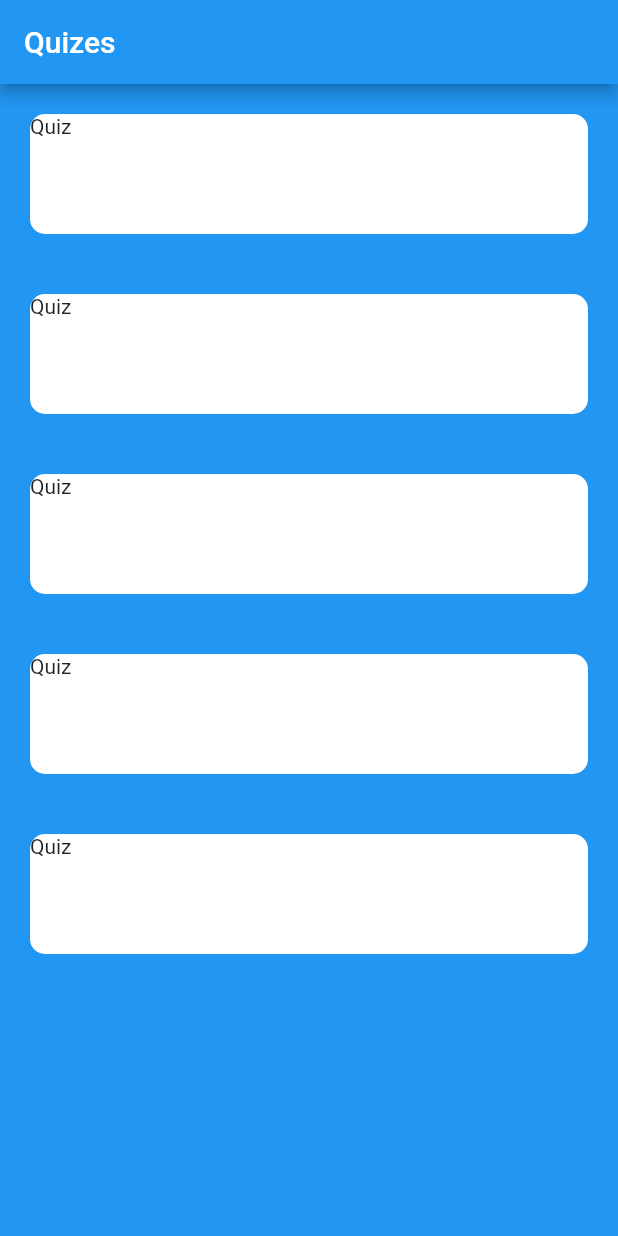
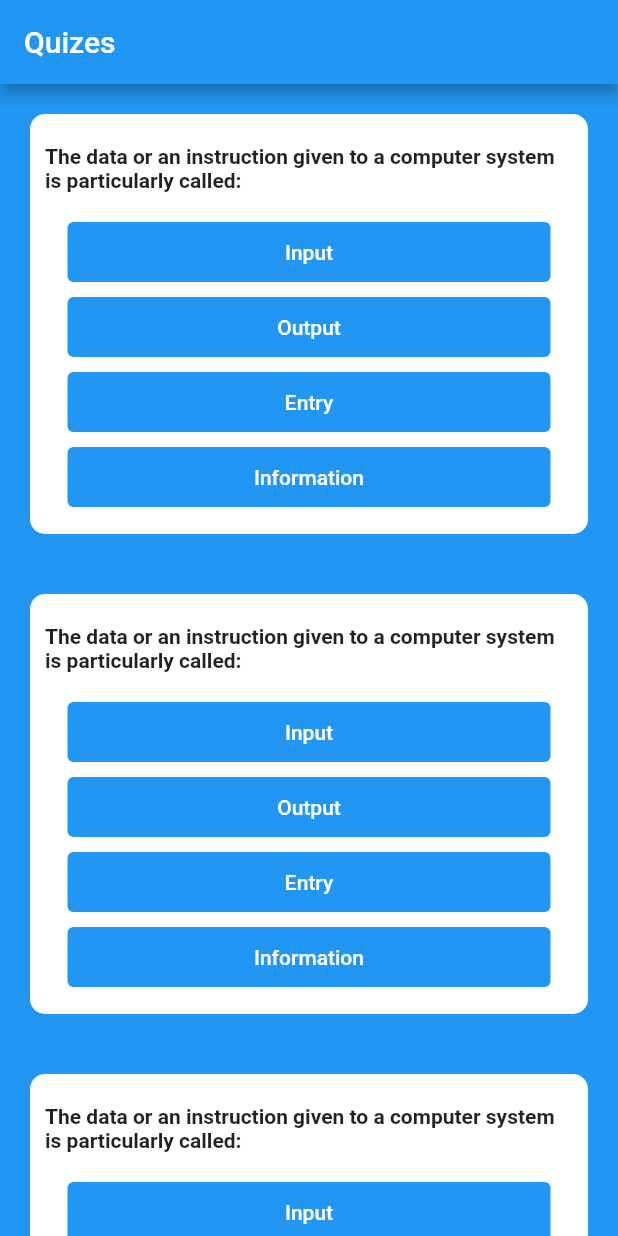
Before and after one commit to Chamidilshan/mad-hack-quiz-app, a Flutter app: the screen it shows after launch, on a phone screen of 412 x 824 dp. Run offline on Flutter 3.47's test engine with Material 2 defaults, Android fonts, the phone set to English and light mode, and no system bars.

Commit message:
added question anwsers list

```diff
--- a/lib/screens/trivia_screen.dart
+++ b/lib/screens/trivia_screen.dart
@@ -23,16 +23,120 @@ class _TraciaScreenState extends State<TraciaScreen> {
               padding: const EdgeInsets.all(20.0),
               child: Container(
                 width: double.infinity,
-                height: 80.0,
+                height: 280.0,
                 decoration: BoxDecoration(
                   borderRadius: BorderRadius.circular(10.0),
                   color: Colors.white
                 ),
-                child: Text('Quiz'),
+                child: Column(
+                  crossAxisAlignment: CrossAxisAlignment.stretch,
+                  children: [
+                    SizedBox(
+                      height: 10.0,
+                    ),
+                    Padding(
+                      padding: const EdgeInsets.all(10.0),
+                      child: Text('The data or an instruction given to a computer system is '
+                          'particularly called:',
+                          style: TextStyle(
+                            fontWeight: FontWeight.bold
+                          ),
+                      ),
+                    ),
+                    SizedBox(
+                      height: 10.0,
+                    ),
+                    Container(
+                      height: 40.0,
+                      padding: EdgeInsets.only(left: 25.0, right: 25.0),
+                      decoration: BoxDecoration(
+                        borderRadius: BorderRadius.circular(40.0),
+                      ),
+                      child: TextButton(
+                          onPressed: () {},
+                        style: TextButton.styleFrom(
+                          backgroundColor: Colors.blue,
+                        ),
+                          child: Text('Input',
+                            style: TextStyle(
+                              color: Colors.white
+                            ),
+                          ),
+                      ),
+                    ),
+                    SizedBox(
+                      height: 10.0,
+                    ),
+                    Container(
+                      height: 40.0,
+                      padding: EdgeInsets.only(left: 25.0, right: 25.0),
+                      decoration: BoxDecoration(
+                        borderRadius: BorderRadius.circular(40.0),
+                      ),
+                      child: TextButton(
+                        onPressed: () {},
+                        style: TextButton.styleFrom(
+                          backgroundColor: Colors.blue,
+                        ),
+                        child: Text('Output',
+                          style: TextStyle(
+                              color: Colors.white
+                          ),
+                        ),
+                      ),
+                    ),
+                    SizedBox(
+                      height: 10.0,
+                    ),
+                    Container(
+                      height: 40.0,
+                      width: double.infinity,
+                      padding: EdgeInsets.only(left: 25.0, right: 25.0),
+                      decoration: BoxDecoration(
+                        borderRadius: BorderRadius.circular(100.0),
+                      ),
+                      child: TextButton(
+                        onPressed: () {},
+                        style: TextButton.styleFrom(
+                          backgroundColor: Colors.blue,
+                        ),
+                        child: Text('Entry',
+                          style: TextStyle(
+                              color: Colors.white
+                          ),
+                        ),
+                      ),
+                    ),
+                    SizedBox(
+                      height: 10.0,
+                    ),
+                    Container(
+                      height: 40.0,
+                      padding: EdgeInsets.only(left: 25.0, right: 25.0),
+                      decoration: BoxDecoration(
+                        borderRadius: BorderRadius.circular(40.0),
+                      ),
+                      child: TextButton(
+                        onPressed: () {},
+                        style: TextButton.styleFrom(
+                          backgroundColor: Colors.blue,
+                        ),
+                        child: Text('Information',
+                          style: TextStyle(
+                              color: Colors.white
+                          ),
+                        ),
+                      ),
+                    ),
+                    SizedBox(
+                      height: 10.0,
+                    ),
+                  ],
+                ),
               ),
             );
           },
-        itemCount: 5,
+        itemCount: 10,
           )
     );
   }
```
